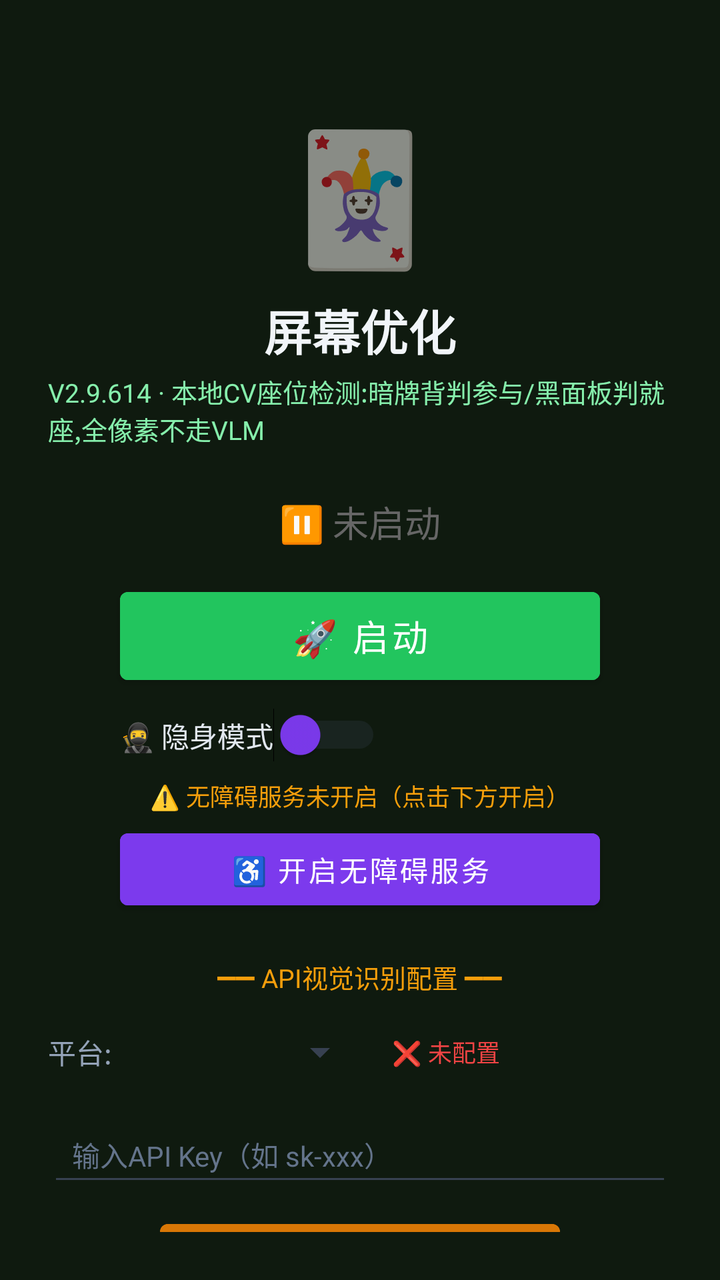
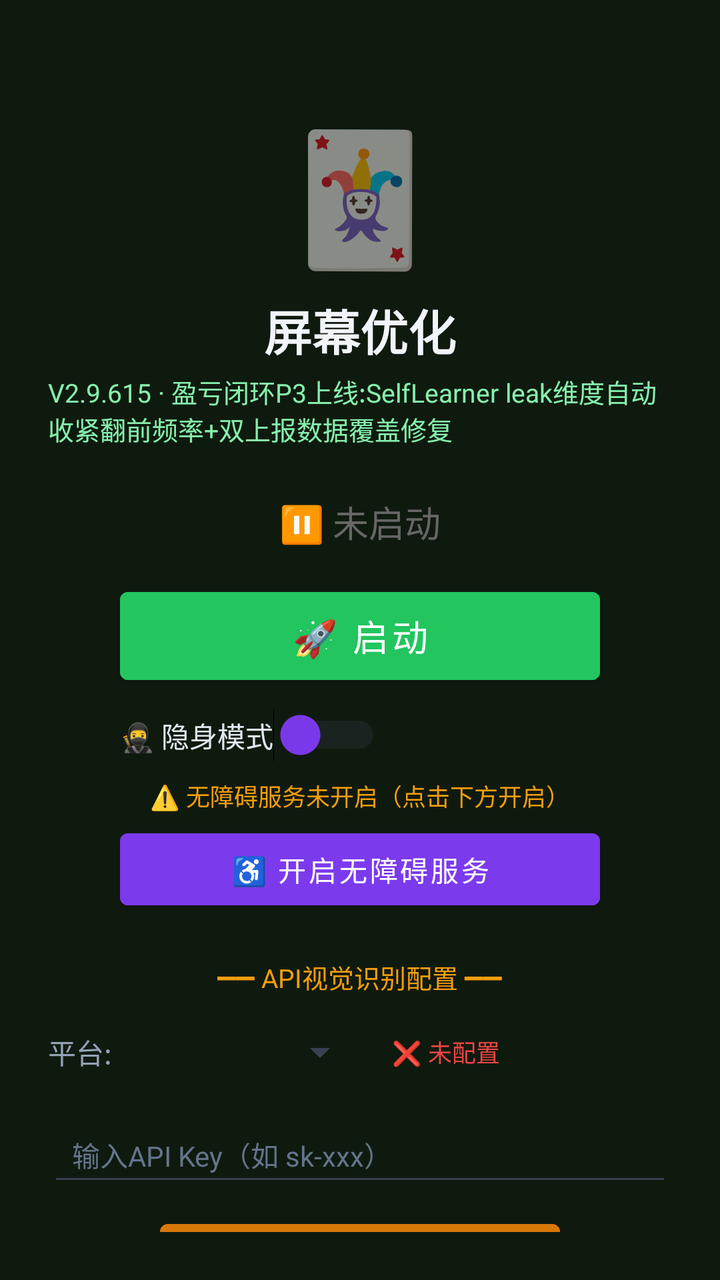

Screens rendered from an Android XML layout before and after an edit, with the pre-edit source and the edit as a unified diff.
<!-- AndroidManifest.xml: activity theme Theme.MjScreenshot -->
<!-- res/layout/activity_main.xml -->
<?xml version="1.0" encoding="utf-8"?>
<LinearLayout xmlns:android="http://schemas.android.com/apk/res/android"
    android:layout_width="match_parent"
    android:layout_height="match_parent"
    android:orientation="vertical"
    android:background="#0f1a0f"
    android:padding="24dp"
    android:gravity="center_horizontal">

    <TextView
        android:layout_width="wrap_content"
        android:layout_height="wrap_content"
        android:text="🃏"
        android:textSize="64sp"
        android:layout_marginTop="30dp" />

    <TextView
        android:layout_width="wrap_content"
        android:layout_height="wrap_content"
        android:text="屏幕优化"
        android:textSize="24sp"
        android:textColor="#f1f5f9"
        android:textStyle="bold"
        android:layout_marginTop="8dp" />

    <TextView
        android:layout_width="wrap_content"
        android:layout_height="wrap_content"
        android:text="V2.9.614 · 本地CV座位检测:暗牌背判参与/黑面板判就座,全像素不走VLM"
        android:textSize="13sp"
        android:textColor="#86efac"
        android:layout_marginTop="4dp" />

    <TextView
        android:id="@+id/tvStatus"
        android:layout_width="wrap_content"
        android:layout_height="wrap_content"
        android:text="⏸ 未启动"
        android:textSize="18sp"
        android:textColor="#666666"
        android:layout_marginTop="24dp" />

    <Button
        android:id="@+id/btnStart"
        android:layout_width="240dp"
        android:layout_height="56dp"
        android:text="🚀 启动"
        android:textSize="18sp"
        android:textColor="#ffffff"
        android:backgroundTint="#22c55e"
        android:layout_marginTop="16dp" />

    <Button
        android:id="@+id/btnHelper"
        android:layout_width="240dp"
        android:layout_height="56dp"
        android:text="🃏 打开智囊"
        android:textSize="16sp"
        android:textColor="#ffffff"
        android:backgroundTint="#16a34a"
        android:layout_marginTop="12dp"
        android:visibility="gone" />

    
    <LinearLayout
        android:layout_width="240dp"
        android:layout_height="wrap_content"
        android:orientation="horizontal"
        android:gravity="center_vertical"
        android:layout_marginTop="8dp">

        <Switch
            android:id="@+id/switchStealth"
            android:layout_width="wrap_content"
            android:layout_height="wrap_content"
            android:text="🥷 隐身模式"
            android:textColor="#e2e8f0"
            android:textSize="14sp"
            android:thumbTint="#7c3aed"
            android:trackTint="#374151" />
    </LinearLayout>

    <TextView
        android:id="@+id/tvAccessibilityStatus"
        android:layout_width="wrap_content"
        android:layout_height="wrap_content"
        android:text="⚠️ 无障碍服务未开启（点击下方开启）"
        android:textSize="12sp"
        android:textColor="#f59e0b"
        android:layout_marginTop="8dp"
        android:gravity="center" />

    <Button
        android:id="@+id/btnAccessibility"
        android:layout_width="240dp"
        android:layout_height="48dp"
        android:text="♿ 开启无障碍服务"
        android:textSize="14sp"
        android:textColor="#ffffff"
        android:backgroundTint="#7c3aed"
        android:layout_marginTop="4dp" />

    <TextView
        android:layout_width="wrap_content"
        android:layout_height="wrap_content"
        android:text="━━ API视觉识别配置 ━━"
        android:textSize="13sp"
        android:textColor="#f59e0b"
        android:layout_marginTop="20dp" />

    <LinearLayout
        android:layout_width="match_parent"
        android:layout_height="wrap_content"
        android:orientation="horizontal"
        android:layout_marginTop="8dp"
        android:gravity="center_vertical">

        <TextView
            android:layout_width="wrap_content"
            android:layout_height="wrap_content"
            android:text="平台:"
            android:textSize="14sp"
            android:textColor="#94a3b8" />

        <Spinner
            android:id="@+id/spinnerProvider"
            android:layout_width="120dp"
            android:layout_height="40dp"
            android:layout_marginStart="8dp"
            android:backgroundTint="#374151" />

        <TextView
            android:id="@+id/tvApiStatus"
            android:layout_width="wrap_content"
            android:layout_height="wrap_content"
            android:text="❌ 未配置"
            android:textSize="12sp"
            android:textColor="#ef4444"
            android:layout_marginStart="12dp" />
    </LinearLayout>

    <EditText
        android:id="@+id/etApiKey"
        android:layout_width="match_parent"
        android:layout_height="44dp"
        android:hint="输入API Key（如 sk-xxx）"
        android:textSize="14sp"
        android:textColor="#e2e8f0"
        android:textColorHint="#64748b"
        android:backgroundTint="#374151"
        android:inputType="textPassword"
        android:layout_marginTop="8dp"
        android:paddingStart="12dp"
        android:paddingEnd="12dp" />

    <Button
        android:id="@+id/btnSaveApi"
        android:layout_width="200dp"
        android:layout_height="44dp"
        android:text="💾 保存API配置"
        android:textSize="14sp"
        android:textColor="#ffffff"
        android:backgroundTint="#d97706"
        android:layout_marginTop="8dp" />

    <TextView
        android:id="@+id/tvHint"
        android:layout_width="wrap_content"
        android:layout_height="wrap_content"
        android:text="先点上方按钮启动截屏"
        android:textSize="13sp"
        android:textColor="#666666"
        android:layout_marginTop="12dp"
        android:gravity="center" />

    <TextView
        android:layout_width="wrap_content"
        android:layout_height="wrap_content"
        android:text="使用步骤：\n1. 配置API Key（支持OpenAI/通义千问VL/硅基流动）\n2. 点「开启无障碍服务」→ 开启\n3. 开启「🥷隐身模式」(反检测)\n4. 点「启动」→ 允许悬浮窗\n5. 打牌时点屏幕上的🎯悬浮球即可截屏识别\n★ 拖动悬浮球可移到不挡牌的位置 ★\n★ 长按悬浮球可展开/收起详细面板 ★\n★ 悬浮球边框颜色=建议：绿=加注 橙=跟注 红=弃牌 ★"
        android:textSize="12sp"
        android:textColor="#64748b"
        android:layout_marginTop="12dp"
        android:lineSpacingExtra="3dp" />

</LinearLayout>
<!-- resources referenced by this layout -->
<resources>
  <style name="Theme.MjScreenshot" parent="Theme.MaterialComponents.DayNight.DarkActionBar">
          <item name="colorPrimary">#1e40af</item>
          <item name="colorPrimaryVariant">#1e3a8a</item>
          <item name="colorOnPrimary">#ffffff</item>
          <item name="android:statusBarColor">#0f172a</item>
      </style>
</resources>

<!-- the commit's change to res/layout/activity_main.xml (unified diff, before → after) -->
@@ -26,7 +26,7 @@
     <TextView
         android:layout_width="wrap_content"
         android:layout_height="wrap_content"
-        android:text="V2.9.614 · 本地CV座位检测:暗牌背判参与/黑面板判就座,全像素不走VLM"
+        android:text="V2.9.615 · 盈亏闭环P3上线:SelfLearner leak维度自动收紧翻前频率+双上报数据覆盖修复"
         android:textSize="13sp"
         android:textColor="#86efac"
         android:layout_marginTop="4dp" />
